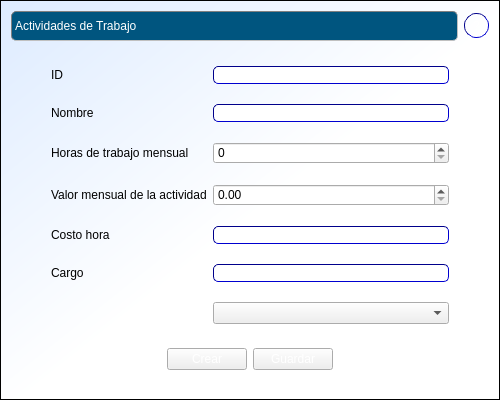
Above: cosmec/formularioacttrabajo.ui from Exxu/cosmec-si before the change. Below: the same form after it.
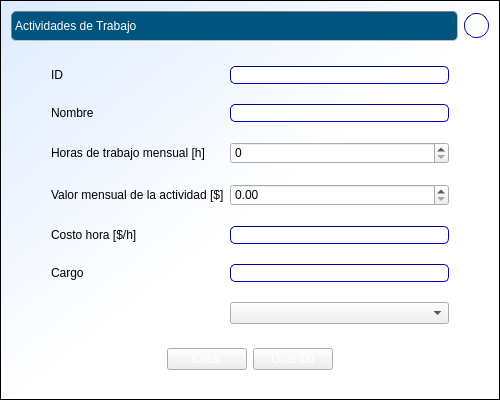
That is the form after the change.

The edit to the form file:
```diff
--- a/cosmec/formularioacttrabajo.ui
+++ b/cosmec/formularioacttrabajo.ui
@@ -177,7 +177,7 @@
        <item row="2" column="0">
         <widget class="QLabel" name="label_4">
          <property name="text">
-          <string>Horas de trabajo mensual</string>
+          <string>Horas de trabajo mensual [h]</string>
          </property>
         </widget>
        </item>
@@ -191,7 +191,7 @@
        <item row="3" column="0">
         <widget class="QLabel" name="label_5">
          <property name="text">
-          <string>Valor mensual de la actividad</string>
+          <string>Valor mensual de la actividad [$]</string>
          </property>
         </widget>
        </item>
@@ -205,7 +205,7 @@
        <item row="4" column="0">
         <widget class="QLabel" name="label_6">
          <property name="text">
-          <string>Costo hora</string>
+          <string>Costo hora [$/h]</string>
          </property>
         </widget>
        </item>
```
